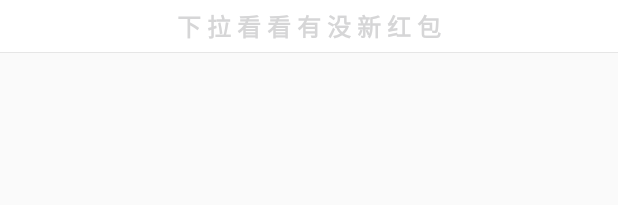
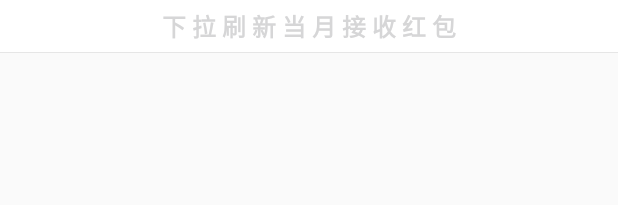
Before and after one commit to 765947965/TongCheng, an Android app: the layout red_list_head_tips_layout.xml on its own in the app's theme, with its tools: preview values and no code run, on a phone screen of 412 x 824 dp. Shown: the top 205 px of the screen. Run offline under Robolectric (Android 15) with nearby library versions, the phone set to English and light mode, and no system bars.

Commit message:
修正文本

```diff
--- a/app/src/main/res/layout/red_list_head_tips_layout.xml
+++ b/app/src/main/res/layout/red_list_head_tips_layout.xml
@@ -10,7 +10,7 @@
         android:layout_height="wrap_content"
         android:gravity="center_horizontal"
         android:padding="5dp"
-        android:text="下 拉 看 看 有 没 新 红 包"
+        android:text="下 拉 刷 新 当 月 接 收 红 包"
         android:textColor="@color/red"
         android:textSize="@dimen/sp16"
         android:textStyle="bold" />
```
